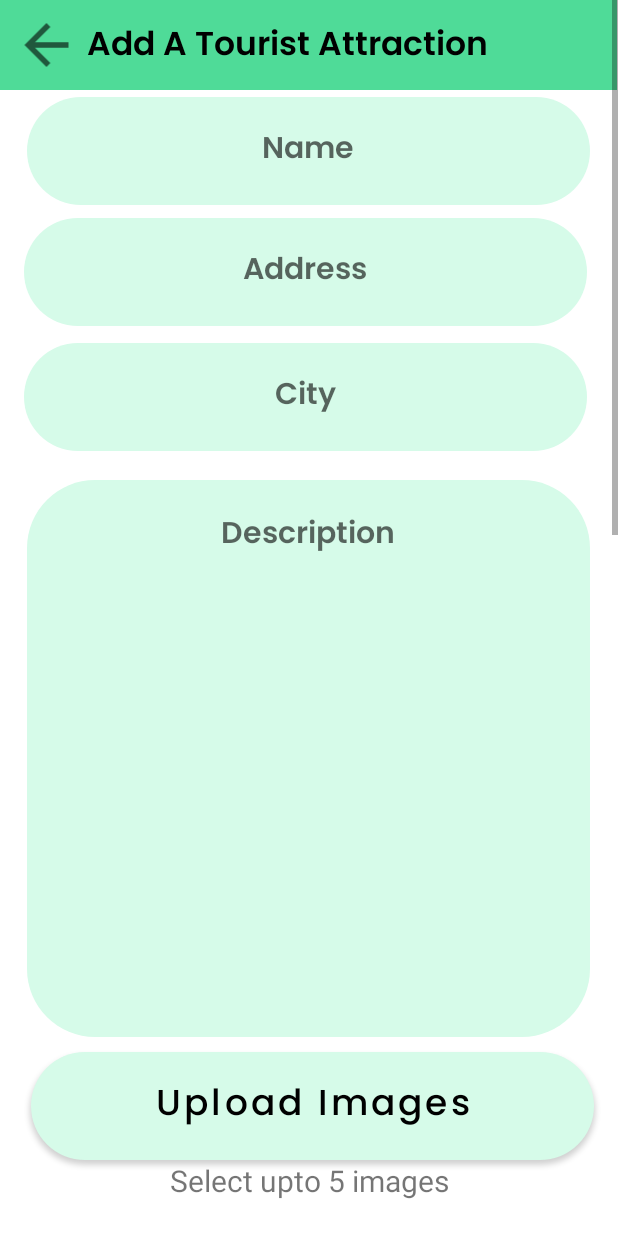
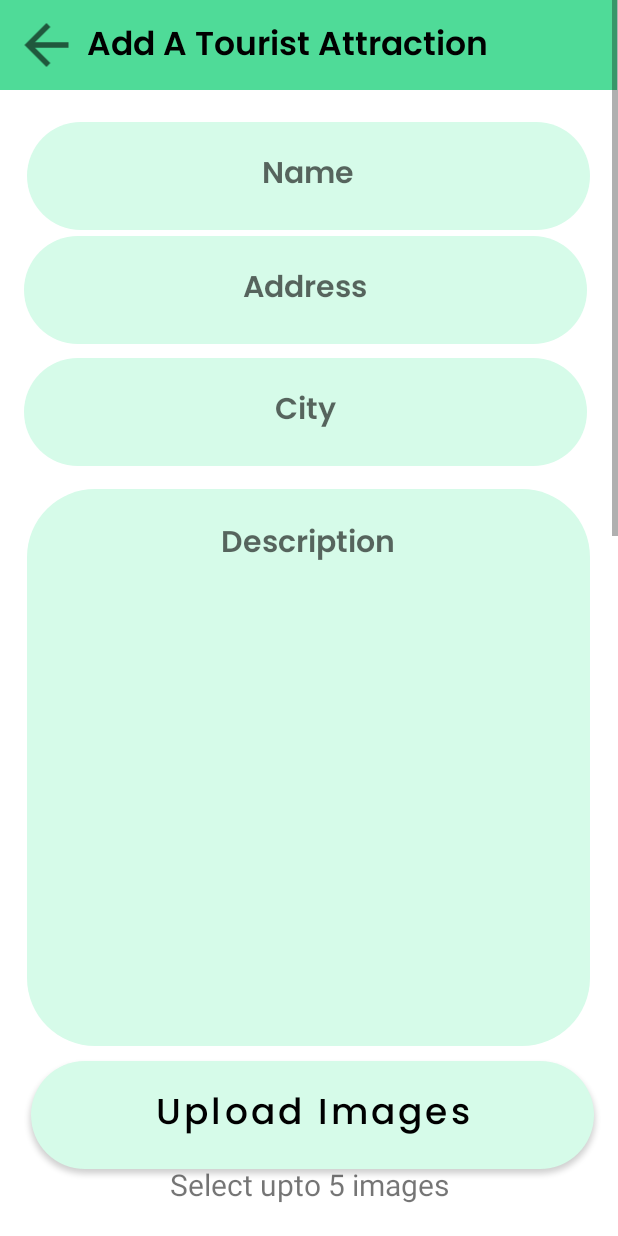
Before and after one commit to BeastMaster99/AlgoHeroes_tour_management_system, an Android app: the addTouristAttraction screen opened directly, with no data from a screen before it, on a phone screen of 412 x 824 dp. Run offline under Robolectric (Android 15) with nearby library versions, the phone set to English and light mode, and no system bars; our stand-ins replace Firebase (no records; nobody signed in at launch, a user with empty details on screens opened directly); pictures from the network do not load.

Commit message:
update partially completed add tourist Attraction page

```diff
--- a/app/src/main/res/layout/activity_add_tourist_attraction.xml
+++ b/app/src/main/res/layout/activity_add_tourist_attraction.xml
@@ -39,7 +39,7 @@
             android:id="@+id/textView20"
             android:layout_width="wrap_content"
             android:layout_height="wrap_content"
-            android:layout_marginTop="670dp"
+            android:layout_marginTop="680dp"
             android:layout_marginBottom="1000dp"
             android:text="@string/maxImages"
             android:textSize="20sp"
@@ -115,7 +115,7 @@
             android:id="@+id/button10"
             android:layout_width="375dp"
             android:layout_height="72dp"
-            android:layout_marginTop="140dp"
+            android:layout_marginTop="130dp"
             android:layout_marginBottom="1000dp"
             android:background="@drawable/rounded_button"
             android:fontFamily="@font/font4"
@@ -156,7 +156,7 @@
             android:layout_width="375dp"
             android:layout_height="371dp"
             android:layout_marginStart="-1dp"
-            android:layout_marginTop="320dp"
+            android:layout_marginTop="325dp"
             android:layout_marginEnd="1dp"
             android:layout_marginBottom="1000dp"
             android:background="@drawable/rounded_button_tourist"
@@ -176,7 +176,7 @@
             app:layout_constraintHorizontal_bias="0.527"
             app:layout_constraintStart_toStartOf="parent"
             app:layout_constraintTop_toTopOf="parent"
-            app:layout_constraintVertical_bias="0.0"
+            app:layout_constraintVertical_bias="0.004"
             tools:ignore="TextContrastCheck,SpeakableTextPresentCheck" />
 
         <EditText
@@ -184,7 +184,7 @@
             android:layout_width="375dp"
             android:layout_height="72dp"
             android:layout_marginStart="-1dp"
-            android:layout_marginTop="-360dp"
+            android:layout_marginTop="-340dp"
             android:layout_marginEnd="1dp"
             android:layout_marginBottom="700dp"
             android:background="@drawable/rounded_button_tourist"
@@ -209,7 +209,7 @@
             android:layout_width="375dp"
             android:layout_height="72dp"
             android:layout_marginStart="-1dp"
-            android:layout_marginTop="10dp"
+            android:layout_marginTop="25dp"
             android:layout_marginEnd="1dp"
             android:layout_marginBottom="1000dp"
             android:background="@drawable/rounded_button_tourist"
@@ -234,7 +234,7 @@
             android:layout_width="375dp"
             android:layout_height="72dp"
             android:layout_marginStart="-1dp"
-            android:layout_marginTop="-440dp"
+            android:layout_marginTop="-410dp"
             android:layout_marginEnd="1dp"
             android:layout_marginBottom="1000dp"
             android:background="@drawable/rounded_button_tourist"
```
